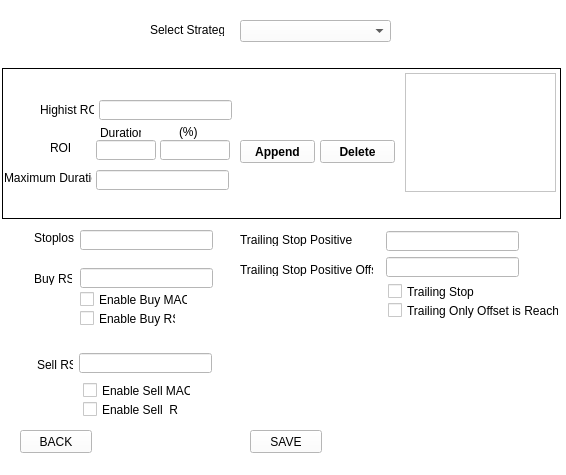
Sypers/SeniorProject, file freqtrade/GUI/editstrategy.ui: the form before one commit.
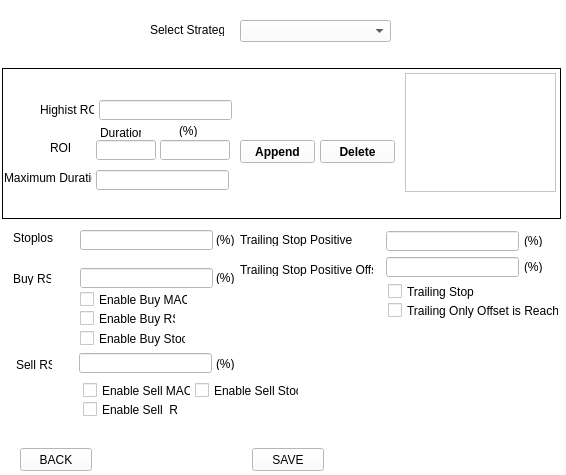
The form after the commit.

Diff of the .ui file:
```diff
--- a/freqtrade/GUI/editstrategy.ui
+++ b/freqtrade/GUI/editstrategy.ui
@@ -52,8 +52,8 @@
    <widget class="QPushButton" name="save">
     <property name="geometry">
      <rect>
-      <x>250</x>
-      <y>430</y>
+      <x>252</x>
+      <y>448</y>
       <width>72</width>
       <height>23</height>
      </rect>
@@ -66,7 +66,7 @@
     <property name="geometry">
      <rect>
       <x>20</x>
-      <y>430</y>
+      <y>448</y>
       <width>72</width>
       <height>23</height>
      </rect>
@@ -163,7 +163,7 @@
    <widget class="QLabel" name="label_8">
     <property name="geometry">
      <rect>
-      <x>34</x>
+      <x>13</x>
       <y>230</y>
       <width>40</width>
       <height>16</height>
@@ -253,8 +253,8 @@
      <rect>
       <x>179</x>
       <y>124</y>
-      <width>40</width>
-      <height>16</height>
+      <width>19</width>
+      <height>13</height>
      </rect>
     </property>
     <property name="text">
@@ -333,7 +333,7 @@
    <widget class="QLabel" name="label_17">
     <property name="geometry">
      <rect>
-      <x>37</x>
+      <x>16</x>
       <y>358</y>
       <width>36</width>
       <height>13</height>
@@ -346,7 +346,7 @@
    <widget class="QLabel" name="label_18">
     <property name="geometry">
      <rect>
-      <x>34</x>
+      <x>13</x>
       <y>272</y>
       <width>38</width>
       <height>13</height>
@@ -481,6 +481,140 @@
     <property name="text">
      <string>Trailing Stop</string>
     </property>
+    <property name="checkable">
+     <bool>true</bool>
+    </property>
+    <property name="checked">
+     <bool>false</bool>
+    </property>
+   </widget>
+   <widget class="QCheckBox" name="ebuystoch">
+    <property name="geometry">
+     <rect>
+      <x>80</x>
+      <y>330</y>
+      <width>106</width>
+      <height>17</height>
+     </rect>
+    </property>
+    <property name="text">
+     <string>Enable Buy Stoch</string>
+    </property>
+   </widget>
+   <widget class="QCheckBox" name="esellstoch">
+    <property name="enabled">
+     <bool>true</bool>
+    </property>
+    <property name="geometry">
+     <rect>
+      <x>195</x>
+      <y>382</y>
+      <width>104</width>
+      <height>17</height>
+     </rect>
+    </property>
+    <property name="text">
+     <string>Enable Sell Stoch</string>
+    </property>
+   </widget>
+   <widget class="QLabel" name="label_21">
+    <property name="geometry">
+     <rect>
+      <x>216</x>
+      <y>233</y>
+      <width>19</width>
+      <height>13</height>
+     </rect>
+    </property>
+    <property name="text">
+     <string>(%)</string>
+    </property>
+    <property name="buddy">
+     <cstring></cstring>
+    </property>
+   </widget>
+   <widget class="QLabel" name="label_22">
+    <property name="geometry">
+     <rect>
+      <x>216</x>
+      <y>271</y>
+      <width>19</width>
+      <height>13</height>
+     </rect>
+    </property>
+    <property name="text">
+     <string>(%)</string>
+    </property>
+    <property name="buddy">
+     <cstring></cstring>
+    </property>
+   </widget>
+   <widget class="QLabel" name="label_23">
+    <property name="geometry">
+     <rect>
+      <x>216</x>
+      <y>357</y>
+      <width>19</width>
+      <height>13</height>
+     </rect>
+    </property>
+    <property name="text">
+     <string>(%)</string>
+    </property>
+    <property name="buddy">
+     <cstring></cstring>
+    </property>
+   </widget>
+   <widget class="QLabel" name="label_24">
+    <property name="geometry">
+     <rect>
+      <x>524</x>
+      <y>260</y>
+      <width>19</width>
+      <height>13</height>
+     </rect>
+    </property>
+    <property name="text">
+     <string>(%)</string>
+    </property>
+    <property name="buddy">
+     <cstring></cstring>
+    </property>
+   </widget>
+   <widget class="QLabel" name="label_25">
+    <property name="geometry">
+     <rect>
+      <x>524</x>
+      <y>234</y>
+      <width>19</width>
+      <height>13</height>
+     </rect>
+    </property>
+    <property name="text">
+     <string>(%)</string>
+    </property>
+    <property name="buddy">
+     <cstring></cstring>
+    </property>
+   </widget>
+   <widget class="QLabel" name="errorR_2">
+    <property name="geometry">
+     <rect>
+      <x>9</x>
+      <y>420</y>
+      <width>554</width>
+      <height>20</height>
+     </rect>
+    </property>
+    <property name="styleSheet">
+     <string notr="true">font: 8pt &quot;MS Shell Dlg 2&quot;;color:red;</string>
+    </property>
+    <property name="text">
+     <string/>
+    </property>
+    <property name="alignment">
+     <set>Qt::AlignCenter</set>
+    </property>
    </widget>
    <zorder>frame</zorder>
    <zorder>label_4</zorder>
```
Left out of the diff: 52 changed lines with no effect on the pictures.
